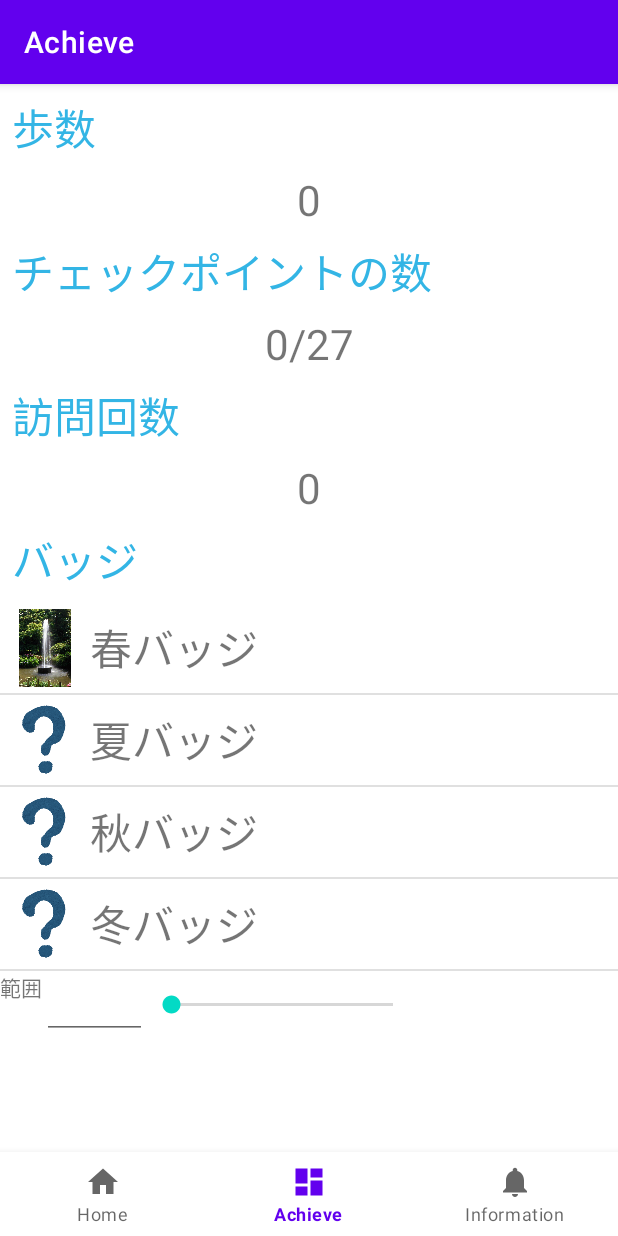
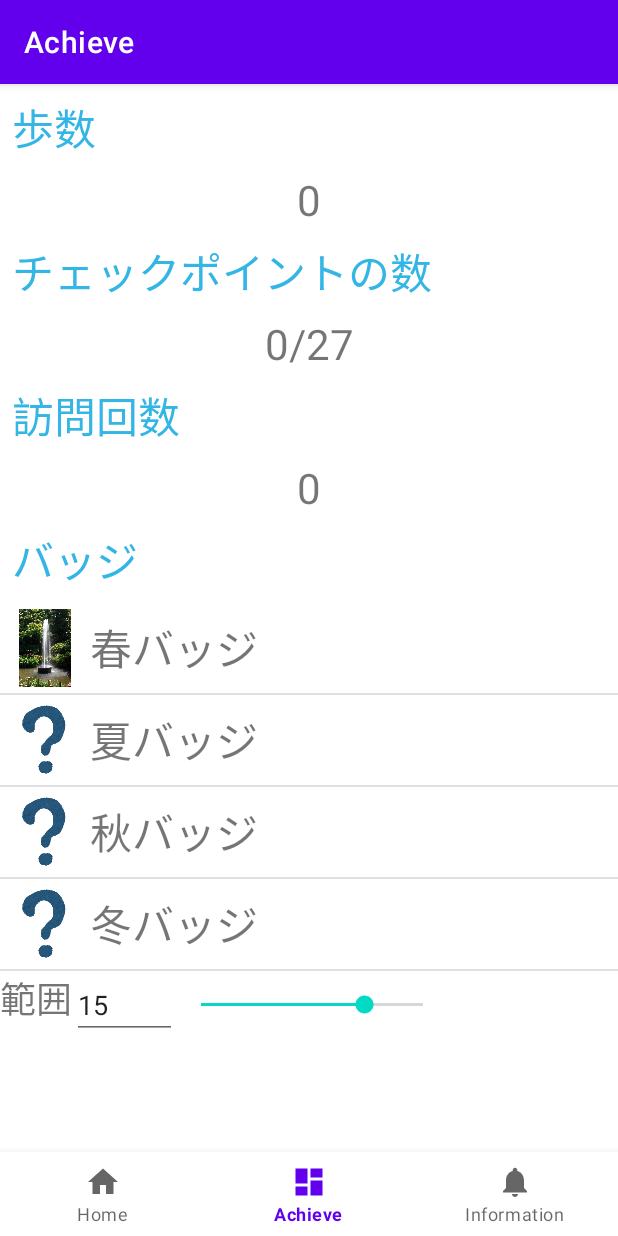
Before and after one commit to momomo546/kenrokuapp, an Android app: the DashboardFragment screen opened through its navigation route, on a phone screen of 412 x 824 dp. Run offline under Robolectric (Android 15) with nearby library versions, the phone set to English and light mode, and no system bars; our stand-ins replace navigation-ui.

Commit message:
範囲調整追加

```diff
--- a/app/src/main/java/com/example/bottom_navigation_view/ui/dashboard/DashboardFragment.kt
+++ b/app/src/main/java/com/example/bottom_navigation_view/ui/dashboard/DashboardFragment.kt
@@ -4,6 +4,10 @@ import android.os.Bundle
 import android.view.LayoutInflater
 import android.view.View
 import android.view.ViewGroup
+import android.view.inputmethod.EditorInfo
+import android.widget.EditText
+import android.widget.SeekBar
+import android.widget.SeekBar.OnSeekBarChangeListener
 import android.widget.TextView
 import androidx.fragment.app.Fragment
 import androidx.fragment.app.FragmentTransaction
@@ -16,6 +20,8 @@ class DashboardFragment : Fragment() {
     private lateinit var checkPointView: TextView
     private lateinit var walkCountView: TextView
     private lateinit var visitCountView: TextView
+    private lateinit var area_EditText: EditText
+    private lateinit var area_SeekBar: SeekBar
 
     override fun onCreateView(
         inflater: LayoutInflater,
@@ -38,6 +44,56 @@ class DashboardFragment : Fragment() {
         // 先ほどのレイアウトをここでViewとして作成します
         return view
     }
+    override fun onViewCreated(view: View, savedInstanceState: Bundle?) {
+        super.onViewCreated(view, savedInstanceState)
+
+        area_EditText = view.findViewById(R.id.area_EditText)
+        area_SeekBar = view.findViewById(R.id.area_SeekBar)
+
+        area_EditText.setText("15")
+        area_SeekBar.progress = 15
+
+
+        area_EditText.setOnEditorActionListener { v, actionId, event ->
+            if (actionId == EditorInfo.IME_ACTION_DONE) //Enterキー押下時
+            {
+                try {
+                    //入力された値が空または255を超えていないか判定する
+                    if (area_EditText.text.toString() == "") {
+                        area_EditText.setText("1")
+                    } else if (Integer.valueOf(area_EditText.text.toString()) > 255) {
+                        area_EditText.setText("20")
+                    }
+                } catch (e: NumberFormatException) {
+                    area_EditText.setText("20")
+                }
+
+                //値を反映
+                val b = Integer.valueOf(area_EditText.text.toString())
+                area_SeekBar.progress = b //入力された値をシークバーに反映させる
+            }
+            false
+        }
+
+        //シークバータッチ時
+        area_SeekBar.setOnSeekBarChangeListener(
+            object : OnSeekBarChangeListener {
+                override fun onProgressChanged(
+                    seekBar: SeekBar,
+                    progress: Int, fromUser: Boolean
+                ) {
+                    area_EditText.setText(area_SeekBar.progress.toString())
+                }
+
+                override fun onStartTrackingTouch(seekBar: SeekBar) {}
+                override fun onStopTrackingTouch(seekBar: SeekBar) {
+                    val mainActivity = activity as MainActivity
+                    val checkPointFlagCheck = mainActivity.checkPointFlagCheck
+                    checkPointFlagCheck.AREA = area_SeekBar.progress
+                }
+            }
+        )
+    }
 
     override fun onResume() {
         super.onResume()
--- a/app/src/main/res/layout/fragment_dashboard.xml
+++ b/app/src/main/res/layout/fragment_dashboard.xml
@@ -83,19 +83,20 @@
                     android:layout_width="wrap_content"
                     android:layout_height="match_parent"
                     android:layout_weight="0"
-                    android:text="範囲" />
+                    android:text="範囲"
+                    android:textSize="24dp" />
 
                 <EditText
-                    android:id="@+id/Blue_EditText"
+                    android:id="@+id/area_EditText"
                     android:layout_width="70dp"
                     android:layout_height="wrap_content"
                     android:ems="0"
                     android:imeOptions="actionDone"
                     android:inputType="number"
-                    tools:text="0" />
+                    tools:text="15" />
 
                 <SeekBar
-                    android:id="@+id/Blue_SeekBar"
+                    android:id="@+id/area_SeekBar"
                     android:layout_width="180dp"
                     android:layout_height="match_parent"
                     android:max="20"
```
